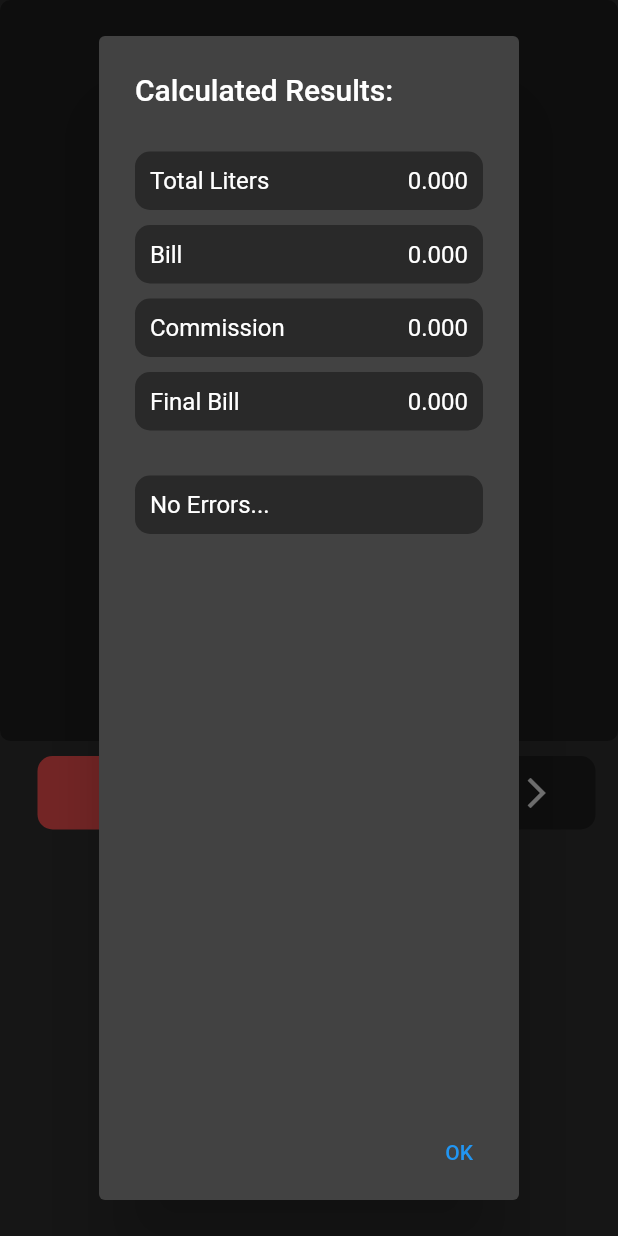
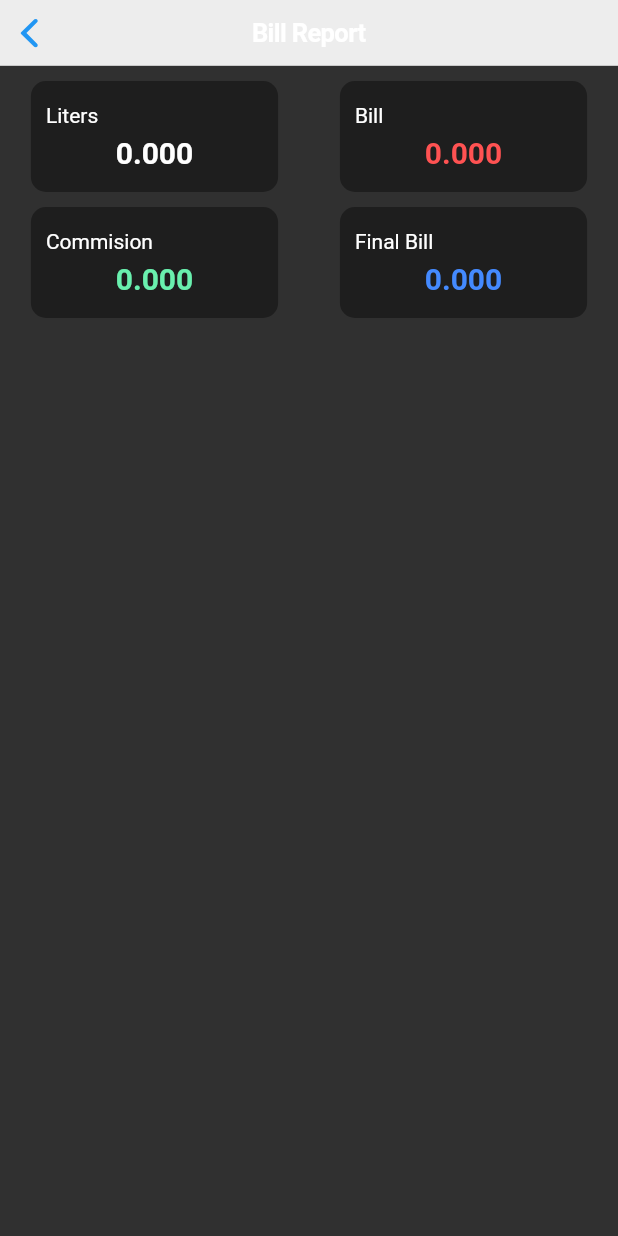
Before and after one commit to krishvla/dairy_bill, a Flutter app: the GeneratedForm widget shown alone on an empty page, opened directly with empty values, after a tap on "Generate Bill", on a phone screen of 412 x 824 dp. Run offline on Flutter 3.47's test engine with Material 2 defaults, Android fonts, the light colour scheme and no system bars; our stand-ins replace adaptive_dialog, flutter_easyloading.

Commit message:
version2.0 code

```diff
--- a/lib/main.dart
+++ b/lib/main.dart
@@ -2,10 +2,12 @@ import 'package:flutter/material.dart';
 import 'package:new_dairy_bill/screens/home.dart';
 
 void main() {
-  runApp(MyApp());
+  runApp(const MyApp());
 }
 
 class MyApp extends StatelessWidget {
+  const MyApp({super.key});
+
   // This widget is the root of your application.
   @override
   Widget build(BuildContext context) {
--- a/lib/screens/generated_form.dart
+++ b/lib/screens/generated_form.dart
@@ -1,6 +1,7 @@
 import 'package:flutter/material.dart';
 import 'package:flutter_easyloading/flutter_easyloading.dart';
 import 'package:flutter_staggered_grid_view/flutter_staggered_grid_view.dart';
+import 'package:new_dairy_bill/screens/report.dart';
 import 'package:new_dairy_bill/utils/loaders.dart';
 import 'package:adaptive_dialog/adaptive_dialog.dart';
 
@@ -253,7 +254,7 @@ class _GeneratedFormState extends State<GeneratedForm> {
               child: Text(
                 litersData[i]!.toString(),
                 textAlign: TextAlign.center,
-                style: TextStyle(fontSize: 16.0, fontWeight: FontWeight.bold),
+                style: TextStyle(fontSize: 20.0, fontWeight: FontWeight.bold),
               ),
             ),
             Container(
@@ -261,19 +262,22 @@ class _GeneratedFormState extends State<GeneratedForm> {
               child: Text(
                 fatData[i]!.toString(),
                 textAlign: TextAlign.center,
-                style: TextStyle(fontSize: 16.0, fontWeight: FontWeight.bold),
+                style: TextStyle(fontSize: 20.0, fontWeight: FontWeight.bold),
               ),
             ),
             Container(
               margin: const EdgeInsets.only(top: 3, bottom: 3),
               child: Text(
-                (litersData[i]! * fatData[i]! * priceValue).toString(),
+                double.parse((litersData[i]! * fatData[i]! * priceValue).toString()).toStringAsFixed(3),
                 textAlign: TextAlign.center,
-                style: TextStyle(fontSize: 16.0, fontWeight: FontWeight.bold),
+                style: TextStyle(fontSize: 20.0, fontWeight: FontWeight.bold),
               ),
             ),
-          ])
+
+          ]),
+
         );
+
       }
       if (litersData[i] == null) {
         errorsData += 'Data - ' + (i + 1).toString() + ' Liters Not Added.\n\n';
@@ -284,10 +288,18 @@ class _GeneratedFormState extends State<GeneratedForm> {
     }
     calculatedCommission = calculatedBill * widget.commission / 100;
     calculatedFinalBill = calculatedBill - calculatedCommission;
-    showAlertDialog(context, calculatedLiters, calculatedBill,
-        calculatedCommission, calculatedFinalBill, table_rows, errorsData);
+    EasyLoading.dismiss();
+    Navigator.push(
+      context,
+      MaterialPageRoute(builder: (context) => ReportsScreen(
+        calculatedLiters, calculatedBill,
+        calculatedCommission, calculatedFinalBill, table_rows, errorsData
+      )),
+    );
+    // showAlertDialog(context, calculatedLiters, calculatedBill,
+    //     calculatedCommission, calculatedFinalBill, table_rows, errorsData);
 
-    EasyLoading.dismiss();
+
   }
 
   Widget builtContent() {
@@ -305,14 +317,13 @@ class _GeneratedFormState extends State<GeneratedForm> {
                 child: Container(
                   height: MediaQuery.of(context).size.height - 330,
                   padding: EdgeInsets.only(top: 10),
-                  child: MasonryGridView.count(
-                    crossAxisCount: 1,
-                    crossAxisSpacing: 20,
-                    itemCount: widget.days,
-                    itemBuilder: (context, index) {
-                      return buildForm(index);
-                    },
-                    // staggeredTileBuilder: (index) => StaggeredTile.fit(1),
+                  child: SingleChildScrollView(
+                    child: Column(
+                      children: <Widget>[
+                        for(int i=0; i<widget.days; i++)
+                          buildForm(i)
+                      ],
+                    ),
                   ),
                 ),
               ),
@@ -323,20 +334,20 @@ class _GeneratedFormState extends State<GeneratedForm> {
             children: <Widget>[
               InkWell(
                 onTap: () {
-                  _formKey.currentState?.reset();
+                  resetData();
                 },
                 child: Container(
                   height: 49,
                   width: (MediaQuery.of(context).size.width - 50) * 0.5,
-                  padding: EdgeInsets.only(left: 20, right: 20),
-                  margin: EdgeInsets.only(left: 10, top: 10),
+                  padding: const EdgeInsets.only(left: 20, right: 20),
+                  margin: const EdgeInsets.only(left: 10, top: 10),
                   decoration: BoxDecoration(
                       borderRadius: BorderRadius.circular(10),
                       color: Colors.redAccent),
                   child: Center(
                     child: Row(
                       mainAxisAlignment: MainAxisAlignment.center,
-                      children: <Widget>[
+                      children: const <Widget>[
                         Text(
                           'Clear',
                           style: TextStyle(
@@ -364,15 +375,15 @@ class _GeneratedFormState extends State<GeneratedForm> {
                 child: Container(
                   height: 49,
                   width: (MediaQuery.of(context).size.width - 50) * 0.5,
-                  padding: EdgeInsets.only(left: 20, right: 20),
-                  margin: EdgeInsets.only(left: 10, top: 10),
+                  padding: const EdgeInsets.only(left: 20, right: 20),
+                  margin: const EdgeInsets.only(left: 10, top: 10),
                   decoration: BoxDecoration(
                       borderRadius: BorderRadius.circular(10),
                       color: Colors.black38),
                   child: Center(
                     child: Row(
                       mainAxisAlignment: MainAxisAlignment.center,
-                      children: <Widget>[
+                      children: const <Widget>[
                         Text(
                           'Generate Bill',
                           style: TextStyle(
@@ -401,10 +412,9 @@ class _GeneratedFormState extends State<GeneratedForm> {
 
   Widget buildForm(day) {
     // manageLoader(day);
-    return Container(
-      child: Column(
+    return Column(
       children: <Widget>[
-          Text('Data - ' + (day + 1).toString()),
+        Text('Data - ${day + 1}'),
         Row(
           children: <Widget>[
             Container(
@@ -423,11 +433,14 @@ class _GeneratedFormState extends State<GeneratedForm> {
                       borderRadius: BorderRadius.circular(10),
                     ),
                     child: TextFormField(
-                        initialValue: null,
+                      // initialValue: litersData[day]?.toString(),
                       // controller: inputController,
                       keyboardType: TextInputType.number,
                       textInputAction: TextInputAction.next,
                       onChanged: (value) {
+                      print("***************************");
+                      print("changed"+value);
+                      print("***************************");
                         litersData.addAll({
                           day: double.parse(
                               value.replaceAll(new RegExp(r"\s+"), ""))
@@ -439,12 +452,14 @@ class _GeneratedFormState extends State<GeneratedForm> {
                           {int? currentLength,
                           bool? isFocused,
                           int? maxLength}) {
-                          if (currentLength == 0) {
-                            litersData.addAll({day: null});
-                          }
+                        // if (currentLength == 0) {
+                        //   if(litersData[day] == null){
+                        //     litersData.addAll({day: null});
+                        //   }
+                        // }
                         return null;
                       },
-                        decoration: InputDecoration(
+                      decoration: const InputDecoration(
                           labelText: "Liters",
                           suffixIcon: Icon(
                             Icons.confirmation_number,
@@ -462,7 +477,7 @@ class _GeneratedFormState extends State<GeneratedForm> {
                       borderRadius: BorderRadius.circular(10),
                     ),
                     child: TextFormField(
-                        initialValue: null,
+                      // initialValue: fatData[day]?.toString(),
                       // controller: inputController,
                       keyboardType: TextInputType.number,
                       textInputAction: TextInputAction.done,
@@ -477,9 +492,11 @@ class _GeneratedFormState extends State<GeneratedForm> {
                           {int? currentLength,
                           bool? isFocused,
                           int? maxLength}) {
-                          if (currentLength == 0) {
-                            fatData.addAll({day: null});
-                          }
+                        // if (currentLength == 0) {
+                        //   if (fatData[day] == null){
+                        //     fatData.addAll({day: null});
+                        //   }
+                        // }
                         return null;
                       },
                       decoration: const InputDecoration(
@@ -496,9 +513,25 @@ class _GeneratedFormState extends State<GeneratedForm> {
               ),
             ),
           ],
-          )
+        ),
+        day == widget.days - 1 ? const SizedBox(height: 160,): Container(),
       ],
-      ),
     );
   }
+
+  void resetData() {
+    print("I am triggered");
+    _formKey.currentState?.reset();
+    setState(() {
+      calculatedLiters = 0;
+      calculatedBill = 0;
+      calculatedCommission = 0;
+      calculatedFinalBill = 0;
+      table_rows = [];
+      errorsData = "";
+      litersData = {};
+      fatData = {};
+    });
+
   }
+}
--- /dev/null
+++ b/lib/screens/report.dart
@@ -0,0 +1,169 @@
+import 'package:flutter/cupertino.dart';
+import 'package:flutter/material.dart';
+import 'package:flutter/src/widgets/framework.dart';
+import 'package:flutter/src/widgets/placeholder.dart';
+
+class ReportsScreen extends StatefulWidget {
+  double calculatedLiters, calculatedBill, calculatedCommission, calculatedFinalBill;
+  List<TableRow> table_rows;
+  String errorsData;
+
+  ReportsScreen(
+    this.calculatedLiters, this.calculatedBill, this.calculatedCommission, this.calculatedFinalBill,
+      this.table_rows, this.errorsData, {super.key});
+
+  @override
+  State<ReportsScreen> createState() => _ReportsScreenState();
+}
+
+class _ReportsScreenState extends State<ReportsScreen> {
+  final ScrollController _tablescrollbar = ScrollController();
+  @override
+  Widget build(BuildContext context) {
+    return Scaffold(
+      appBar: const CupertinoNavigationBar(
+        middle: Text('Bill Report'),
+      ),
+      body: SafeArea(
+        child: buildBody(),
+      ),
+    );
+  }
+
+  Widget buildBody(){
+    return Container(
+      child: SingleChildScrollView(
+        child: Column(
+          children: <Widget>[
+            buildOverview(),
+            buildErrors(),
+            buildDetailedReport(),
+          ],
+        ),
+      ),
+    );
+  }
+
+  Widget buildOverview(){
+    return Container(
+      margin: const EdgeInsets.only(top: 10, bottom: 10),
+      child: Column(
+        children: <Widget>[
+          Row(
+            mainAxisAlignment: MainAxisAlignment.spaceAround,
+            children: <Widget>[
+              buildChip("Liters", widget.calculatedLiters.toStringAsFixed(3), Colors.white),
+              buildChip("Bill", widget.calculatedBill.toStringAsFixed(3), Colors.redAccent)
+            ],
+          ),
+          Row(
+            mainAxisAlignment: MainAxisAlignment.spaceAround,
+            children: <Widget>[
+              buildChip("Commision", widget.calculatedCommission.toStringAsFixed(3), Colors.greenAccent),
+              buildChip("Final Bill", widget.calculatedFinalBill.toStringAsFixed(3), Colors.blueAccent)
+            ],
+          ),
+        ],
+      ),
+    );
+  }
+
+  Widget buildChip(title, value, color){
+    return Container(
+      width: MediaQuery.of(context).size.width * 0.4,
+      padding: const EdgeInsets.only(top: 15, bottom: 15, left: 10, right: 10),
+      margin: const EdgeInsets.only(bottom: 10),
+      decoration: BoxDecoration(
+        color: Colors.black38,
+        borderRadius: BorderRadius.circular(10),
+      ),
+      child: Column(
+        children: <Widget>[
+          Row(
+            mainAxisAlignment: MainAxisAlignment.start,
+            children: <Widget>[
+              DefaultTextStyle(
+                style: const TextStyle(
+                  fontSize: 14,
+                  color: Colors.white,
+                  ),
+                child: Text(title),
+              ),
+            ],
+          ),
+          const SizedBox(height: 5,),
+          Row(
+            mainAxisAlignment: MainAxisAlignment.center,
+            children: <Widget>[
+              Flexible(
+                child: DefaultTextStyle(
+                  style: TextStyle(
+                    fontSize: 20,
+                    color: color,
+                    fontWeight: FontWeight.w600),
+                  child: Text(value.toString()),
+                ),
+              )
+            ],
+          ),
+        ],
+      ),
+    );
+  }
+
+  Widget buildErrors(){
+    if(widget.errorsData.isEmpty || widget.errorsData==""){
+      return Container();
+    }
+
+    return Container(
+      padding: const EdgeInsets.all(10),
+      margin: const EdgeInsets.only(top: 10, right: 20, left: 20),
+      height: MediaQuery.of(context).size.height * 0.2,
+      width: MediaQuery.of(context).size.width,
+      decoration: BoxDecoration(
+        color: Colors.black38,
+        borderRadius: BorderRadius.circular(10),
+      ),
+      child: Scrollbar(
+        thumbVisibility: true,
+        controller: _tablescrollbar,
+        child: SingleChildScrollView(
+          child: Text(widget.errorsData + widget.errorsData, style: const TextStyle(color: Colors.redAccent),),
+        ),
+      ),
+    );
+  }
+
+  Widget buildDetailedReport(){
+    if(widget.table_rows.length == 1){
+      return Container();
+    }
+
+    return Container(
+      padding: const EdgeInsets.all(10),
+      margin: const EdgeInsets.only(top: 10, right: 20, left: 20),
+      height: MediaQuery.of(context).size.height * 0.6,
+      decoration: BoxDecoration(
+        color: Colors.black38,
+        borderRadius: BorderRadius.circular(10),
+      ),
+
+      child: Scrollbar(
+        thumbVisibility: true,
+        controller: _tablescrollbar,
+        child: SingleChildScrollView(
+          child: buildTable(),
+        ),
+      ),
+    );
+  }
+
+  Widget buildTable(){
+    return Table(
+              border: TableBorder.all(color: Colors.white24, width: 2.5),
+              defaultVerticalAlignment: TableCellVerticalAlignment.middle,
+              children: widget.table_rows,
+            );
+  }
+}
```
Also changed, not shown: pubspec.yaml (+14 -0 lines), pubspec.lock, 6 other files. Lines whose indentation alone changed are shown as unchanged.
